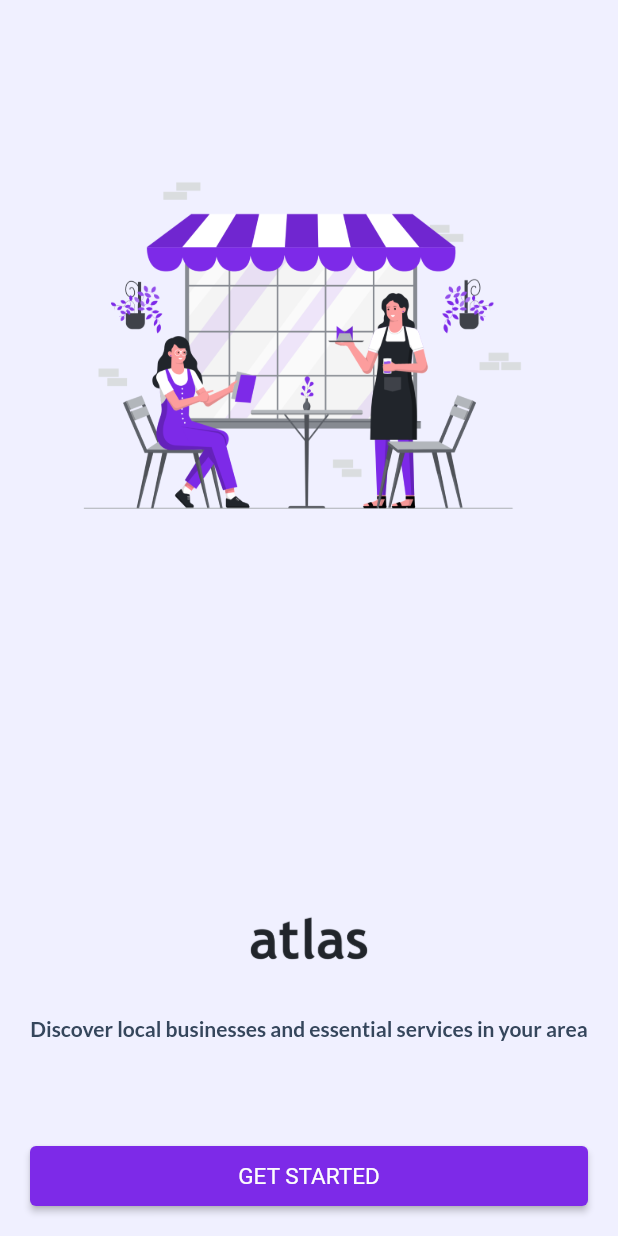
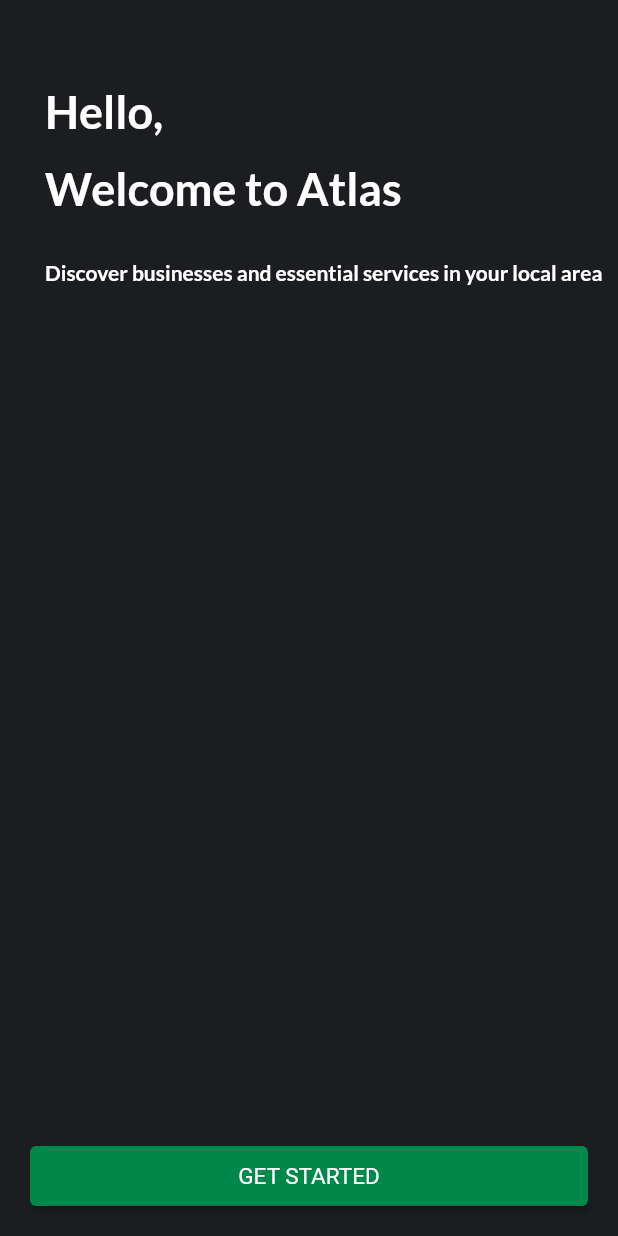
Before and after one commit to akhiljacobjohn/flexapp, a Flutter app: the screen it shows after launch, on a phone screen of 412 x 824 dp. Run offline on Flutter 3.47's test engine with Material 2 defaults, Android fonts, the light colour scheme and no system bars; our stand-ins replace connectivity_plus, data_connection_checker, firebase_auth, firebase_core, fluttertoast; accounts and stored records are empty; Roboto replaces fonts that are missing (Helvetica).

Commit message:
Color Theme Changes

```diff
--- /dev/null
+++ b/lib/initialize.dart
@@ -0,0 +1,79 @@
+import 'dart:async';
+
+import 'package:atlas/intro.dart';
+import 'package:firebase_auth/firebase_auth.dart';
+import 'package:firebase_core/firebase_core.dart';
+import 'package:flutter/material.dart';
+
+class AppInit extends StatefulWidget {
+
+  @override
+  _AppInitState createState() => _AppInitState();
+}
+
+class _AppInitState extends State<AppInit> {
+  final Future<FirebaseApp> _initialization = Firebase.initializeApp();
+
+
+
+  @override
+  void initState() {
+    super.initState();
+  }
+
+
+
+
+  @override
+  Widget build(BuildContext context) {
+    return FutureBuilder(
+      future: _initialization,
+      builder: (context, snapshot) {
+        // Check for errors
+        if (snapshot.hasError) {
+          print('Error Occured');
+          //return SomethingWentWrong();
+        }
+
+        // Once complete, show your application
+        if (snapshot.connectionState == ConnectionState.done) {
+           return IntroScreen();
+        }
+
+        // Otherwise, show something whilst waiting for initialization to complete
+        return new Scaffold(
+          backgroundColor: const Color(0xff7d2ae8),
+          body: Center(
+            child: Container(
+              width: 30,
+              height: 30,
+              child: CircularProgressIndicator(
+                color: Colors.white,
+              ),
+            ),
+          ),
+        );
+
+
+      },
+    );
+
+
+
+    //
+    //   Scaffold(
+    //   backgroundColor: const Color(0xff7d2ae8),
+    //   body: Column(
+    //     mainAxisAlignment: MainAxisAlignment.center,
+    //     children: [
+    //       Center(
+    //         child: Image.asset(
+    //           'assets/images/atlas.png',
+    //           width: 110,
+    //         ),
+    //       ),
+    //     ],
+    //   ),
+    // );
+  }
+}
--- a/lib/intro.dart
+++ b/lib/intro.dart
@@ -1,25 +1,37 @@
 import 'dart:async';
 
 import 'package:atlas/utils/connection_status.dart';
+import 'package:data_connection_checker/data_connection_checker.dart';
 import 'package:atlas/utils/enums.dart';
 import 'package:connectivity_plus/connectivity_plus.dart';
 import 'package:flutter/material.dart';
 import 'package:flutter/services.dart';
+import 'package:fluttertoast/fluttertoast.dart';
 
-import 'login.dart';
+import 'get_started.dart';
 
 class IntroScreen extends StatefulWidget {
+
   @override
   _IntroScreenState createState() => _IntroScreenState();
 }
 
 class _IntroScreenState extends State<IntroScreen> {
-
+  ConnectionUtil conn = ConnectionUtil();
 
 
   @override
   void initState() {
     super.initState();
+  }
+
+
+  @override
+  dispose() {
+
+    super.dispose();
+    conn.listener.cancel();
+
 
   }
 
@@ -28,67 +40,90 @@ class _IntroScreenState extends State<IntroScreen> {
 
   @override
   Widget build(BuildContext context) {
+
     return Scaffold(
-      backgroundColor: const Color(0xfff0f0ff),
+
+      backgroundColor: const Color(0xff1b1d20),
+    //  backgroundColor: const Color(0xffffffff),
       appBar: AppBar(
-        backgroundColor: Colors.transparent,
-        elevation: 0,),
-      body: Center(
-        child: Column(
-          mainAxisAlignment: MainAxisAlignment.center,
-          crossAxisAlignment: CrossAxisAlignment.center,
-          children: [
-            Image.asset(
-              'assets/images/dining.png',
-              width: 320,
-              height: 320,
-            ),
-            // SizedBox(
-            //   height: 40,
-            // ),
-            Expanded(
-              child: SizedBox(
-                height: 1,
-              ),
-            ),
-            Image.asset(
-              'assets/images/atlas-def-splash.png',
-              width: 80,
-            ),
-            SizedBox(
-              height: 30,
-            ),
-            Text(
-              'Discover local businesses and essential services in your area',
+         backgroundColor: Colors.transparent,
+       // backgroundColor: const Color(0xff3c4852),
+        elevation: 0,
+      automaticallyImplyLeading: false,
+      ),
+      body: Column(
+        crossAxisAlignment: CrossAxisAlignment.start,
+        mainAxisAlignment: MainAxisAlignment.start,
+        children: [
+          Padding(
+            padding: EdgeInsets.fromLTRB(30, 0, 0, 15),
+            child: Text(
+              'Hello,',
               style: TextStyle(
-                  color: const Color(0xff35465c),
+                  color: const Color(0xffffffff),
+                  fontSize: 30,
+                  fontWeight: FontWeight.w600,
+                  fontFamily: 'Lato'),
+            ),),
+          Padding(
+            padding: EdgeInsets.fromLTRB(30, 0, 0, 30),
+            child: Text(
+              'Welcome to Atlas',
+              style: TextStyle(
+                  color: const Color(0xffffffff),
+                  fontSize: 30,
+                  fontWeight: FontWeight.w600,
+                  fontFamily: 'Lato'),
+            ),),
+          Padding(
+            padding: EdgeInsets.fromLTRB(30, 0, 0, 0),
+            child: Text(
+              'Discover businesses and essential services in your local area',
+              style: TextStyle(
+                  color: const Color(0xffffffff),
                   fontSize: 14,
                   fontWeight: FontWeight.w600,
                   fontFamily: 'Lato'),
-            ),
-            SizedBox(
-              height: 40,
-            ),
-           // Text('Connection Status: ${_connectionStatus.toString()}')
+            ),),
+          // Expanded(
+          //   child: Padding(
+          //     padding: EdgeInsets.fromLTRB(15, 0, 10, 20),
+          //     child: Image.asset(
+          //       'assets/images/dining.png',
+          //       //width: 350,
+          //     ),
+          //   ),
+          // ),
+          // Expanded(
+          //   child: Image.asset(
+          //
+          //     'assets/images/dining.png',
+          //
+          //   ),
+          // ),
 
-          ],
-        ),
+        ],
       ),
+
+
       bottomNavigationBar: Container(
           height: 90,
           //   color: const Color(0xffe9eff3),
           padding: EdgeInsets.fromLTRB(20, 30, 20, 20),
           child: ElevatedButton(
             style: ElevatedButton.styleFrom(
-              primary: const Color(0xff7d2ae8),
+              primary: const Color(0xff00884A),
               onPrimary: Colors.white,
               // foreground
             ),
             onPressed: () {
-              Navigator.pushReplacement(
-                context,
-                MaterialPageRoute(builder: (context) => Login()),
-              );
+
+              print(conn.checkConnection(context));
+
+              // Navigator.pushReplacement(
+              //   context,
+              //   MaterialPageRoute(builder: (context) => GetStarted()),
+              // );
             },
             child: Text(
               'GET STARTED',
--- a/lib/main.dart
+++ b/lib/main.dart
@@ -1,29 +1,52 @@
+import 'package:atlas/get_started.dart';
+import 'package:atlas/initialize.dart';
+import 'package:atlas/intro.dart';
+import 'package:atlas/pincode.dart';
 import 'package:atlas/splash.dart';
+import 'package:atlas/utils/connection_status.dart';
 import 'package:atlas/utils/theme.dart';
+import 'package:connectivity_plus/connectivity_plus.dart';
 import 'package:flutter/material.dart';
 import 'package:flutter/services.dart';
 
-void main() {
+import 'home.dart';
+import 'otp.dart';
+
+Future<void> main() async {
   SystemChrome.setSystemUIOverlayStyle(SystemUiOverlayStyle(
     // statusBarColor: const Color(0xff7d2ae8),
     //  statusBarColor: Colors.transparent,
 
     systemNavigationBarColor: const Color(0xff141414),
   ));
-  runApp(AtlasApp());
+  WidgetsFlutterBinding.ensureInitialized();
+  runApp(
+      AtlasApp());
 }
 
 class AtlasApp extends StatelessWidget {
   final ThemeMode _themeMode = ThemeMode.light;
   // This widget is the root of your application.
+
+
   @override
   Widget build(BuildContext context) {
+
     return MaterialApp(
       debugShowCheckedModeBanner: false,
       theme: AtlasAppTheme.lightTheme,
       darkTheme: AtlasAppTheme.darkTheme,
       themeMode: _themeMode,
-      home: SplashScreen(),
+      initialRoute: '/',
+      routes: {
+        '/': (context) => SplashScreen(),
+        '/app-init': (context) => AppInit(),
+        '/intro': (context) => IntroScreen(),
+        '/get-started': (context) => GetStarted(),
+        '/otp': (context) => OTP(),
+        '/pin-code': (context) => Pincode(),
+        '/home': (context) => Home(),
+      },
     );
   }
 }
--- a/lib/utils/theme.dart
+++ b/lib/utils/theme.dart
@@ -4,10 +4,13 @@ import 'colors.dart';
 class AtlasAppTheme {
   static ThemeData get lightTheme {
     return ThemeData(
+
       primaryColor: const Color(0xff7d2ae8),
       accentColor: const Color(0xff7d2ae8),
+      scaffoldBackgroundColor: const Color(0xFF1f1f1f),
       textSelectionTheme: TextSelectionThemeData(
         cursorColor: const Color(0xff7d2ae8),
+
       ),
 
       // Define the default font family.
@@ -112,155 +115,155 @@ class AtlasAppTheme {
 }
 
 //Sample
-ThemeData lightTheme = ThemeData(
-  brightness: Brightness.light,
-  visualDensity: VisualDensity(vertical: 0.5, horizontal: 0.5),
-  primarySwatch: MaterialColor(
-    0xFFF5E0C3,
-    <int, Color>{
-      50: Color(0x1aF5E0C3),
-      100: Color(0xa1F5E0C3),
-      200: Color(0xaaF5E0C3),
-      300: Color(0xafF5E0C3),
-      400: Color(0xffF5E0C3),
-      500: Color(0xffEDD5B3),
-      600: Color(0xffDEC29B),
-      700: Color(0xffC9A87C),
-      800: Color(0xffB28E5E),
-      900: Color(0xff936F3E)
-    },
-  ),
-  primaryColor: Color(0xffEDD5B3),
-  primaryColorBrightness: Brightness.light,
-  primaryColorLight: Color(0x1aF5E0C3),
-  primaryColorDark: Color(0xff936F3E),
-  canvasColor: Color(0xffE09E45),
-  accentColor: Color(0xff457BE0),
-  accentColorBrightness: Brightness.light,
-  scaffoldBackgroundColor: Color(0xffB5BFD3),
-  bottomAppBarColor: Color(0xff6D42CE),
-  cardColor: Color(0xaaF5E0C3),
-  dividerColor: Color(0x1f6D42CE),
-  focusColor: Color(0x1aF5E0C3),
-  hoverColor: Color(0xffDEC29B),
-  highlightColor: Color(0xff936F3E),
-  splashColor: Color(0xff457BE0),
-//  splashFactory: # override create method from  InteractiveInkFeatureFactory
-  selectedRowColor: Colors.grey,
-  unselectedWidgetColor: Colors.grey.shade400,
-  disabledColor: Colors.grey.shade200,
-  buttonTheme: ButtonThemeData(
-      //button themes
-      ),
-  toggleButtonsTheme: ToggleButtonsThemeData(
-      //toggle button theme
-      ),
-  buttonColor: Color(0xff936F3E),
-  secondaryHeaderColor: Colors.grey,
-  textSelectionColor: Color(0xffB5BFD3),
-  cursorColor: Color(0xff936F3E),
-  textSelectionHandleColor: Color(0xff936F3E),
-  backgroundColor: Color(0xff457BE0),
-  dialogBackgroundColor: Colors.white,
-  indicatorColor: Color(0xff457BE0),
-  hintColor: Colors.grey,
-  errorColor: Colors.red,
-  toggleableActiveColor: Color(0xff6D42CE),
-  textTheme: TextTheme(
-      //text themes that contrast with card and canvas
-      ),
-  primaryTextTheme: TextTheme(
-      //text theme that contrast with primary color
-      ),
-  accentTextTheme: TextTheme(
-      //text theme that contrast with accent Color
-      ),
-  inputDecorationTheme: InputDecorationTheme(
-      // default values for InputDecorator, TextField, and TextFormField
-      ),
-  iconTheme: IconThemeData(
-      //icon themes that contrast with card and canvas
-      ),
-  primaryIconTheme: IconThemeData(
-      //icon themes that contrast primary color
-      ),
-  accentIconTheme: IconThemeData(
-      //icon themes that contrast accent color
-      ),
-);
-ThemeData darkTheme = ThemeData(
-  brightness: Brightness.dark,
-  visualDensity: VisualDensity(vertical: 0.5, horizontal: 0.5),
-  primarySwatch: MaterialColor(
-    0xFFF5E0C3,
-    <int, Color>{
-      50: Color(0x1a5D4524),
-      100: Color(0xa15D4524),
-      200: Color(0xaa5D4524),
-      300: Color(0xaf5D4524),
-      400: Color(0x1a483112),
-      500: Color(0xa1483112),
-      600: Color(0xaa483112),
-      700: Color(0xff483112),
-      800: Color(0xaf2F1E06),
-      900: Color(0xff2F1E06)
-    },
-  ),
-  primaryColor: Color(0xff5D4524),
-  primaryColorBrightness: Brightness.dark,
-  primaryColorLight: Color(0x1a311F06),
-  primaryColorDark: Color(0xff936F3E),
-  canvasColor: Color(0xffE09E45),
-  accentColor: Color(0xff457BE0),
-  accentColorBrightness: Brightness.dark,
-  scaffoldBackgroundColor: Color(0xffB5BFD3),
-  bottomAppBarColor: Color(0xff6D42CE),
-  cardColor: Color(0xaa311F06),
-  dividerColor: Color(0x1f6D42CE),
-  focusColor: Color(0x1a311F06),
-  hoverColor: Color(0xa15D4524),
-  highlightColor: Color(0xaf2F1E06),
-  splashColor: Color(0xff457BE0),
-//  splashFactory: # override create method from  InteractiveInkFeatureFactory
-  selectedRowColor: Colors.grey,
-  unselectedWidgetColor: Colors.grey.shade400,
-  disabledColor: Colors.grey.shade200,
-  buttonTheme: ButtonThemeData(
-//button themes
-      ),
-  toggleButtonsTheme: ToggleButtonsThemeData(
-//toggle button theme
-      ),
-  buttonColor: Color(0xff483112),
-  secondaryHeaderColor: Colors.grey,
-  textSelectionColor: Color(0x1a483112),
-  cursorColor: Color(0xff483112),
-  textSelectionHandleColor: Color(0xff483112),
-  backgroundColor: Color(0xff457BE0),
-  dialogBackgroundColor: Colors.white,
-  indicatorColor: Color(0xff457BE0),
-  hintColor: Colors.grey,
-  errorColor: Colors.red,
-  toggleableActiveColor: Color(0xff6D42CE),
-  textTheme: TextTheme(
-//text themes that contrast with card and canvas
-      ),
-  primaryTextTheme: TextTheme(
-//text theme that contrast with primary color
-      ),
-  accentTextTheme: TextTheme(
-//text theme that contrast with accent Color
-      ),
-  inputDecorationTheme: InputDecorationTheme(
-// default values for InputDecorator, TextField, and TextFormField
-      ),
-  iconTheme: IconThemeData(
-//icon themes that contrast with card and canvas
-      ),
-  primaryIconTheme: IconThemeData(
-//icon themes that contrast primary color
-      ),
-  accentIconTheme: IconThemeData(
-//icon themes that contrast accent color
-      ),
-);
+// ThemeData lightTheme = ThemeData(
+//   brightness: Brightness.light,
+//   visualDensity: VisualDensity(vertical: 0.5, horizontal: 0.5),
+//   primarySwatch: MaterialColor(
+//     0xFFF5E0C3,
+//     <int, Color>{
+//       50: Color(0x1aF5E0C3),
+//       100: Color(0xa1F5E0C3),
+//       200: Color(0xaaF5E0C3),
+//       300: Color(0xafF5E0C3),
+//       400: Color(0xffF5E0C3),
+//       500: Color(0xffEDD5B3),
+//       600: Color(0xffDEC29B),
+//       700: Color(0xffC9A87C),
+//       800: Color(0xffB28E5E),
+//       900: Color(0xff936F3E)
+//     },
+//   ),
+//   primaryColor: Color(0xffEDD5B3),
+//   primaryColorBrightness: Brightness.light,
+//   primaryColorLight: Color(0x1aF5E0C3),
+//   primaryColorDark: Color(0xff936F3E),
+//   canvasColor: Color(0xffE09E45),
+//   accentColor: Color(0xff457BE0),
+//   accentColorBrightness: Brightness.light,
+//   scaffoldBackgroundColor: Color(0xff18181B),
+//   bottomAppBarColor: Color(0xff6D42CE),
+//   cardColor: Color(0xaaF5E0C3),
+//   dividerColor: Color(0x1f6D42CE),
+//   focusColor: Color(0x1aF5E0C3),
+//   hoverColor: Color(0xffDEC29B),
+//   highlightColor: Color(0xff936F3E),
+//   splashColor: Color(0xff457BE0),
+// //  splashFactory: # override create method from  InteractiveInkFeatureFactory
+//   selectedRowColor: Colors.grey,
+//   unselectedWidgetColor: Colors.grey.shade400,
+//   disabledColor: Colors.grey.shade200,
+//   buttonTheme: ButtonThemeData(
+//       //button themes
+//       ),
+//   toggleButtonsTheme: ToggleButtonsThemeData(
+//       //toggle button theme
+//       ),
+//   buttonColor: Color(0xff936F3E),
+//   secondaryHeaderColor: Colors.grey,
+//   textSelectionColor: Color(0xffB5BFD3),
+//   cursorColor: Color(0xff936F3E),
+//   textSelectionHandleColor: Color(0xff936F3E),
+//   backgroundColor: Color(0xff457BE0),
+//   dialogBackgroundColor: Colors.white,
+//   indicatorColor: Color(0xff457BE0),
+//   hintColor: Colors.grey,
+//   errorColor: Colors.red,
+//   toggleableActiveColor: Color(0xff6D42CE),
+//   textTheme: TextTheme(
+//       //text themes that contrast with card and canvas
+//       ),
+//   primaryTextTheme: TextTheme(
+//       //text theme that contrast with primary color
+//       ),
+//   accentTextTheme: TextTheme(
+//       //text theme that contrast with accent Color
+//       ),
+//   inputDecorationTheme: InputDecorationTheme(
+//       // default values for InputDecorator, TextField, and TextFormField
+//       ),
+//   iconTheme: IconThemeData(
+//       //icon themes that contrast with card and canvas
+//       ),
+//   primaryIconTheme: IconThemeData(
+//       //icon themes that contrast primary color
+//       ),
+//   accentIconTheme: IconThemeData(
+//       //icon themes that contrast accent color
+//       ),
+// );
+// ThemeData darkTheme = ThemeData(
+//   brightness: Brightness.dark,
+//   visualDensity: VisualDensity(vertical: 0.5, horizontal: 0.5),
+//   primarySwatch: MaterialColor(
+//     0xFFF5E0C3,
+//     <int, Color>{
+//       50: Color(0x1a5D4524),
+//       100: Color(0xa15D4524),
+//       200: Color(0xaa5D4524),
+//       300: Color(0xaf5D4524),
+//       400: Color(0x1a483112),
+//       500: Color(0xa1483112),
+//       600: Color(0xaa483112),
+//       700: Color(0xff483112),
+//       800: Color(0xaf2F1E06),
+//       900: Color(0xff2F1E06)
+//     },
+//   ),
+//   primaryColor: Color(0xff5D4524),
+//   primaryColorBrightness: Brightness.dark,
+//   primaryColorLight: Color(0x1a311F06),
+//   primaryColorDark: Color(0xff936F3E),
+//   canvasColor: Color(0xffE09E45),
+//   accentColor: Color(0xff457BE0),
+//   accentColorBrightness: Brightness.dark,
+//   scaffoldBackgroundColor: Color(0xffB5BFD3),
+//   bottomAppBarColor: Color(0xff6D42CE),
+//   cardColor: Color(0xaa311F06),
+//   dividerColor: Color(0x1f6D42CE),
+//   focusColor: Color(0x1a311F06),
+//   hoverColor: Color(0xa15D4524),
+//   highlightColor: Color(0xaf2F1E06),
+//   splashColor: Color(0xff457BE0),
+// //  splashFactory: # override create method from  InteractiveInkFeatureFactory
+//   selectedRowColor: Colors.grey,
+//   unselectedWidgetColor: Colors.grey.shade400,
+//   disabledColor: Colors.grey.shade200,
+//   buttonTheme: ButtonThemeData(
+// //button themes
+//       ),
+//   toggleButtonsTheme: ToggleButtonsThemeData(
+// //toggle button theme
+//       ),
+//   buttonColor: Color(0xff483112),
+//   secondaryHeaderColor: Colors.grey,
+//   textSelectionColor: Color(0x1a483112),
+//   cursorColor: Color(0xff483112),
+//   textSelectionHandleColor: Color(0xff483112),
+//   backgroundColor: Color(0xff457BE0),
+//   dialogBackgroundColor: Colors.white,
+//   indicatorColor: Color(0xff457BE0),
+//   hintColor: Colors.grey,
+//   errorColor: Colors.red,
+//   toggleableActiveColor: Color(0xff6D42CE),
+//   textTheme: TextTheme(
+// //text themes that contrast with card and canvas
+//       ),
+//   primaryTextTheme: TextTheme(
+// //text theme that contrast with primary color
+//       ),
+//   accentTextTheme: TextTheme(
+// //text theme that contrast with accent Color
+//       ),
+//   inputDecorationTheme: InputDecorationTheme(
+// // default values for InputDecorator, TextField, and TextFormField
+//       ),
+//   iconTheme: IconThemeData(
+// //icon themes that contrast with card and canvas
+//       ),
+//   primaryIconTheme: IconThemeData(
+// //icon themes that contrast primary color
+//       ),
+//   accentIconTheme: IconThemeData(
+// //icon themes that contrast accent color
+//       ),
+// );
```
Also changed, not shown: lib/get_started.dart (renamed from lib/login.dart, +33 -30 lines), lib/otp.dart (+13 -2 lines), lib/splash.dart (+15 -6 lines), lib/utils/connection_status.dart (+24 -38 lines), pubspec.yaml (+5 -2 lines), assets/images/atlas-green.png (added), assets/images/dining.png, lib/utils/routes.dart (added), 17 other files.
